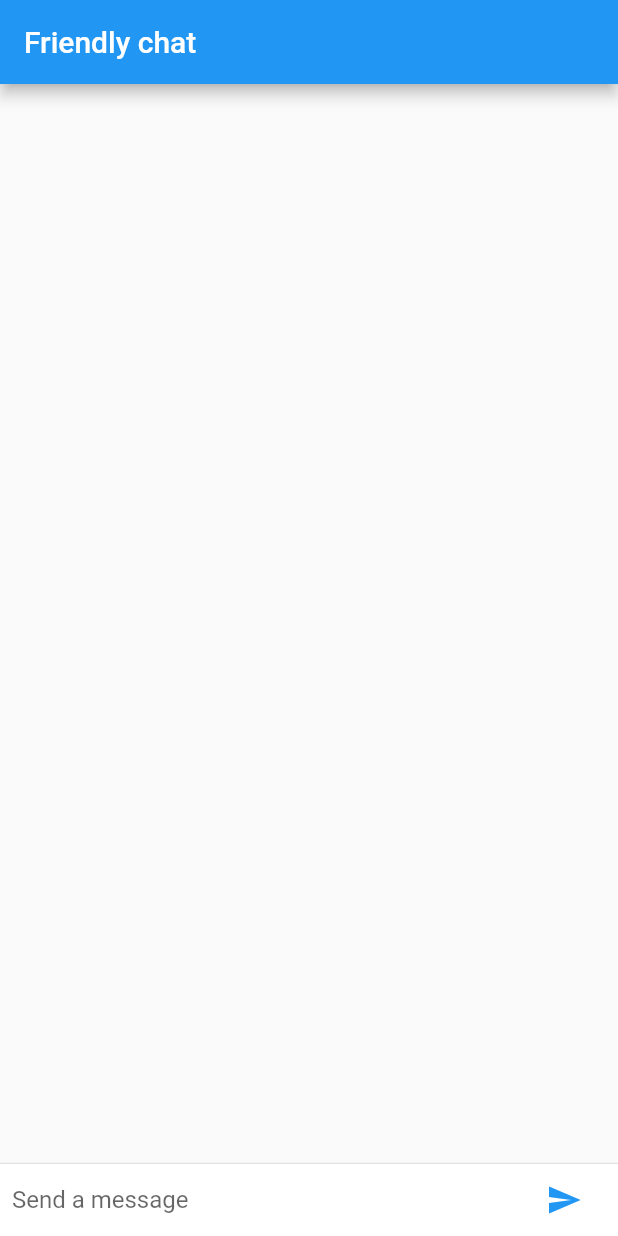
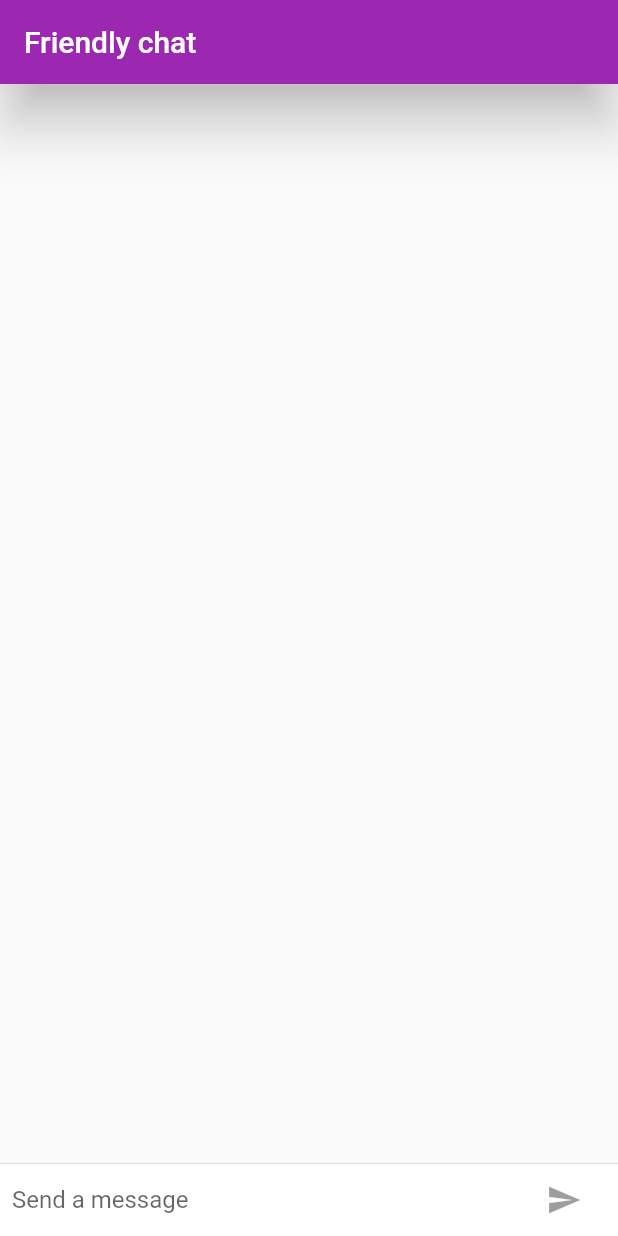
Before and after one commit to NikitaDemedyuk/Friendly-chat, a Flutter app: the screen it shows after launch, on a phone screen of 412 x 824 dp. Run offline on Flutter 3.47's test engine with Material 2 defaults, Android fonts, the phone set to English and light mode, and no system bars.

Commit message:
fix bugs

```diff
--- a/lib/main.dart
+++ b/lib/main.dart
@@ -1,8 +1,20 @@
 import 'package:flutter/material.dart';
+import 'package:flutter/cupertino.dart';
+import 'package:flutter/foundation.dart';
 
 void main() {
-  runApp(FriendlyChatApp());
+  runApp(const FriendlyChatApp());
 }
+
+final ThemeData kIOSTheme = ThemeData(
+  primarySwatch: Colors.orange,
+  primaryColor: Colors.grey[100],
+);
+
+final ThemeData kDefaultTheme = ThemeData(
+  colorScheme: ColorScheme.fromSwatch(primarySwatch: Colors.purple)
+      .copyWith(secondary: Colors.orangeAccent[400]),
+);
 
 String _name = 'Nikita Demedyuk';
 
@@ -15,13 +27,16 @@ class FriendlyChatApp extends StatelessWidget {
   Widget build(BuildContext context) {
     return MaterialApp(
       title: 'Friendly chat',
-      home: ChatScreen(),
+      theme: defaultTargetPlatform == TargetPlatform.iOS
+          ? kIOSTheme
+          : kDefaultTheme,
+      home: const ChatScreen(),
     );
   }
 }
 
 class ChatMessage extends StatelessWidget {
-  ChatMessage({required this.text, required this.animationController, Key? key})
+  const ChatMessage({required this.text, required this.animationController, Key? key})
       : super(key: key);
 
   final String text;
@@ -42,7 +57,8 @@ class ChatMessage extends StatelessWidget {
               margin: const EdgeInsets.only(right: 16.0),
               child: CircleAvatar(child: Text(_name[0])),
             ),
-            Column(
+            Expanded(
+              child: Column(
                 crossAxisAlignment: CrossAxisAlignment.start,
                 children: [
                   Text(_name, style: Theme.of(context).textTheme.headline4),
@@ -51,6 +67,7 @@ class ChatMessage extends StatelessWidget {
                     child: Text(text),
                   ),
                 ],
+              ),
             ),
           ],
         ),
@@ -70,9 +87,15 @@ class _ChatScreenState extends State<ChatScreen> with TickerProviderStateMixin {
   final List<ChatMessage> _messages = [];
   final _textController = TextEditingController();
   final FocusNode _focusNode = FocusNode();
+  bool _isComposing = false;
 
   void _handleSubmitted(String text) {
     _textController.clear();
+
+    setState(() {
+      _isComposing = false;
+    });
+
     var message = ChatMessage(
       text: text,
       animationController: AnimationController(
@@ -88,29 +111,44 @@ class _ChatScreenState extends State<ChatScreen> with TickerProviderStateMixin {
   }
 
   Widget _buildTextComposer() {
-    return Container(
+    return IconTheme(
+      data: IconThemeData(color: Theme.of(context).colorScheme.secondary),
+      child: Container(
         margin: const EdgeInsets.symmetric(horizontal: 8.0),
         child: Row(
           children: [
             Flexible(
               child: TextField(
                 controller: _textController,
-              onSubmitted: _handleSubmitted,
+                onChanged: (text) {
+                  setState(() {
+                    _isComposing = text.isNotEmpty;
+                  });
+                },
+                onSubmitted: _isComposing ? _handleSubmitted : null,
                 decoration:
                     const InputDecoration.collapsed(hintText: 'Send a message'),
                 focusNode: _focusNode,
               ),
             ),
-          IconTheme(
-            data: IconThemeData(color: Theme.of(context).colorScheme.secondary),
-            child: Container(
+            Container(
               margin: const EdgeInsets.symmetric(horizontal: 4.0),
-              child: IconButton(
+              child: Theme.of(context).platform == TargetPlatform.iOS
+                  ? CupertinoButton(
+                      child: const Text('Send'),
+                      onPressed: _isComposing
+                          ? () => _handleSubmitted(_textController.text)
+                          : null,
+                    )
+                  : IconButton(
                       icon: const Icon(Icons.send),
-                  onPressed: () => _handleSubmitted(_textController.text)),
+                      onPressed: _isComposing
+                          ? () => _handleSubmitted(_textController.text)
+                          : null,
                     ),
             ),
           ],
+        ),
       ),
     );
   }
@@ -126,8 +164,12 @@ class _ChatScreenState extends State<ChatScreen> with TickerProviderStateMixin {
   @override
   Widget build(BuildContext context) {
     return Scaffold(
-      appBar: AppBar(title: const Text('Friendly chat')),
-      body: Column(
+      appBar: AppBar(
+        title: const Text('Friendly chat'),
+        elevation: Theme.of(context).platform == TargetPlatform.iOS ? 0.0 : 15.0,
+      ),
+      body: Container(
+        child: Column(
           children: [
             Flexible(
               child: ListView.builder(
@@ -144,6 +186,14 @@ class _ChatScreenState extends State<ChatScreen> with TickerProviderStateMixin {
             ),
           ],
         ),
+        decoration: Theme.of(context).platform == TargetPlatform.iOS
+            ? BoxDecoration(
+                border: Border(
+                  top: BorderSide(color: Colors.grey[200]!),
+                ),
+              )
+            : null,
+      ),
     );
   }
 }
```
Lines whose indentation alone changed are shown as unchanged.
